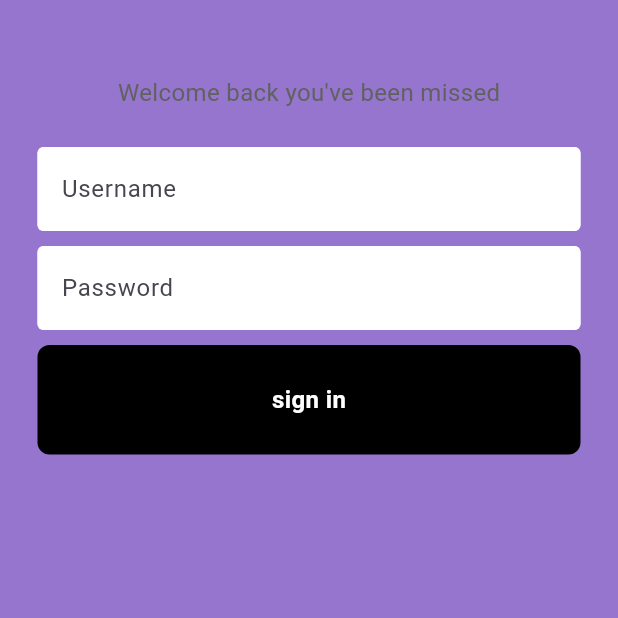
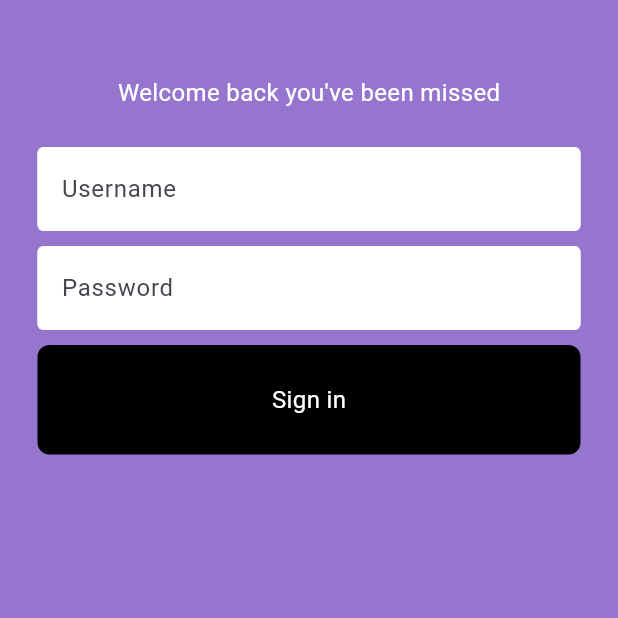
Before and after one commit to MrCharizard306/sidequest, a Flutter app: the screen it shows after launch, on a phone screen of 412 x 824 dp, the top half of it. Run offline on Flutter 3.47's test engine with Material 3 defaults, Android fonts, the phone set to English and light mode, and no system bars; our stand-ins replace firebase_core; accounts and stored records are empty.

Commit message:
button update

```diff
--- a/lib/components/my_button.dart
+++ b/lib/components/my_button.dart
@@ -18,10 +18,9 @@ class MyButton extends StatelessWidget{
       ),
     child: Center(
       child:Text(
-        "sign in",
+        "Sign in",
         style:  TextStyle(
           color: Colors.white,
-          fontWeight: FontWeight.bold,
           fontSize: 16,
           ),
       )
--- a/lib/login.dart
+++ b/lib/login.dart
@@ -23,7 +23,7 @@ class LoginPage extends StatelessWidget{
             Text(
               'Welcome back you\'ve been missed',
               style: TextStyle(
-                color: Colors.grey[700],
+                color: Colors.white,
                 fontSize:  16,
               ),
             ),
```
